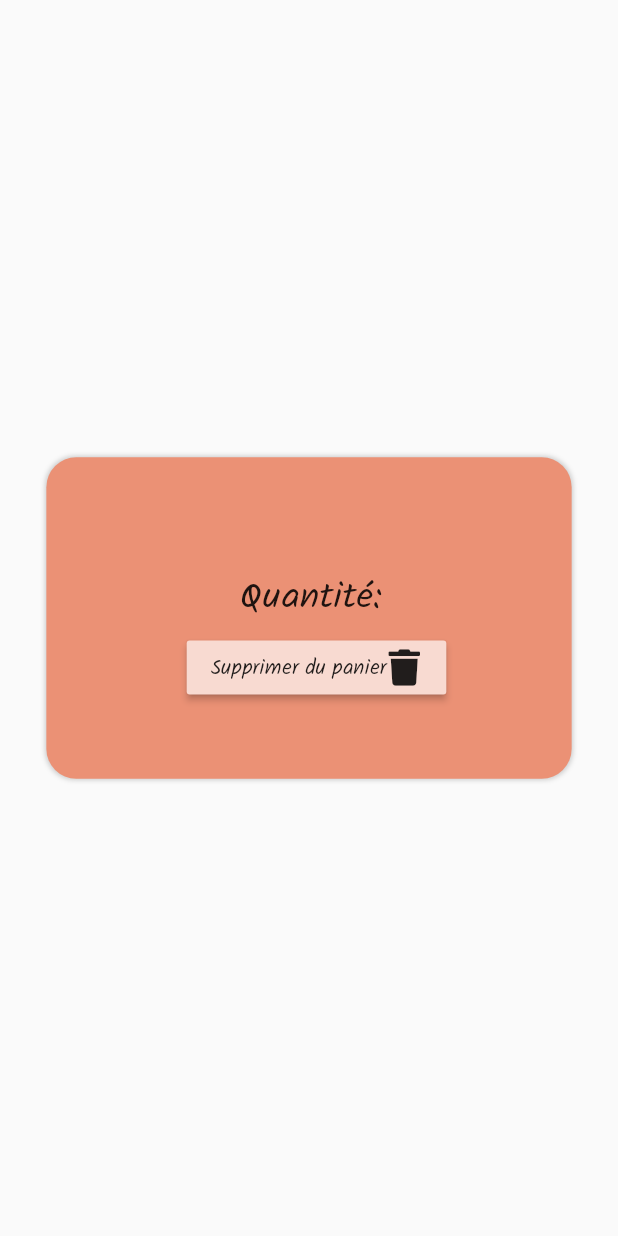
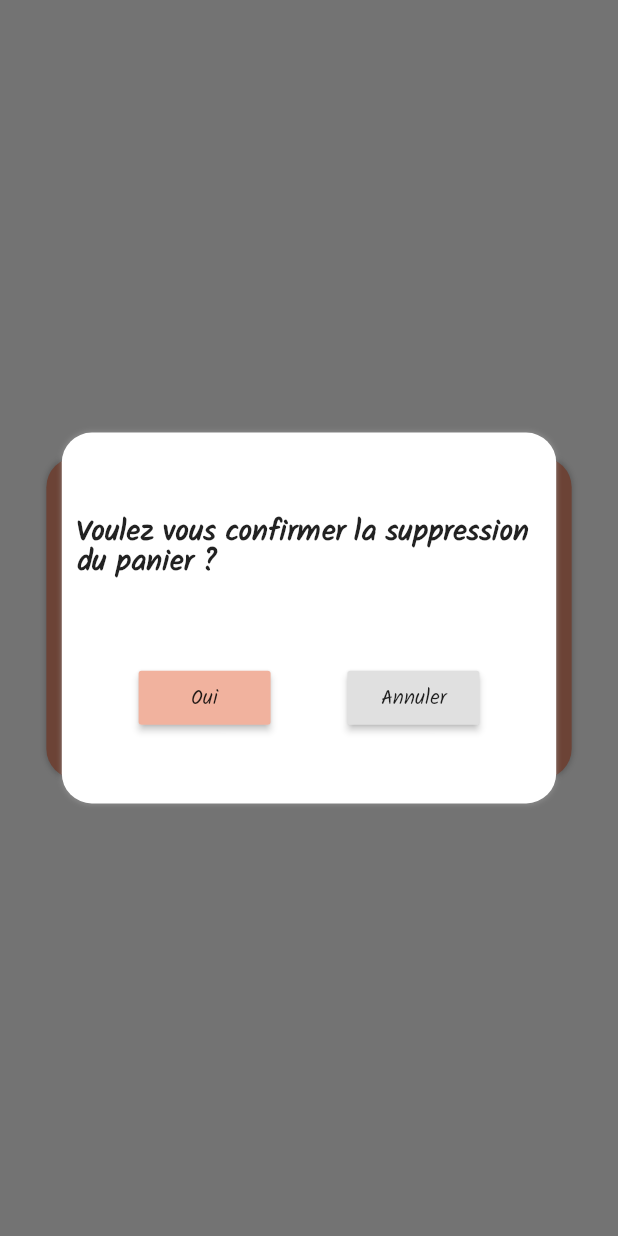
Before and after one commit to Riadrekab/mytea, a Flutter app: the ProduitPanCard widget shown alone on an empty page, opened directly with empty values, after a tap on "Supprimer du panier", on a phone screen of 412 x 824 dp. Run offline on Flutter 3.47's test engine with Material 2 defaults, Android fonts, the phone set to English and light mode, and no system bars; our stand-ins replace community_material_icon, font_awesome_flutter, line_icons, matcher.

Commit message:
Making the UI better, and adding some conditions for verifications

```diff
--- a/lib/Widgets/Produit.dart
+++ b/lib/Widgets/Produit.dart
@@ -282,7 +282,6 @@ class _ProduitState extends State<ProduitCard> {
                                                 child: Text("Confirmer"),
                                               ),
                                               RaisedButton(
-                                                color: Color(0xfff1b29e),
                                                 onPressed: () {
                                                   Navigator.pop(context);
                                                 },
--- a/lib/Widgets/ProduitPan.dart
+++ b/lib/Widgets/ProduitPan.dart
@@ -44,7 +44,9 @@ class _ProduitState extends State<ProduitPanCard> {
                     child: Flexible(
                       child: Text(
                         widget.nomProduit,
-                        style: TextStyle(fontSize: WidthS * 0.05),
+                        style: TextStyle(
+                            fontSize: WidthS * 0.07,
+                            fontWeight: FontWeight.bold),
                       ),
                     ),
                   ),
@@ -60,8 +62,76 @@ class _ProduitState extends State<ProduitPanCard> {
                   RaisedButton(
                       color: Color(0xffF8DAD1),
                       onPressed: () => {
-                            Provider.of<LiCommande>(context, listen: false)
-                                .del(widget.i),
+                            showDialog(
+                                context: context,
+                                builder: (context) {
+                                  return StatefulBuilder(
+                                      builder: (context, setState) {
+                                    return Material(
+                                        type: MaterialType.transparency,
+                                        child: Align(
+                                          alignment: Alignment.center,
+                                          child: Container(
+                                            height: HeightS * 0.3,
+                                            width: WidthS * 0.8,
+                                            decoration: BoxDecoration(
+                                                boxShadow: [
+                                                  BoxShadow(
+                                                    color: Colors.grey
+                                                        .withOpacity(0.5),
+                                                    spreadRadius: 0.5,
+                                                    blurRadius: 2,
+                                                    offset: Offset(0,
+                                                        0), // changes position of shadow
+                                                  ),
+                                                ],
+                                                color: Colors.white,
+                                                borderRadius:
+                                                    BorderRadius.circular(20)),
+                                            child: Column(
+                                              mainAxisAlignment:
+                                                  MainAxisAlignment.spaceEvenly,
+                                              children: [
+                                                Padding(
+                                                  padding: const EdgeInsets.all(
+                                                      10.0),
+                                                  child: Text(
+                                                      "Voulez vous confirmer la suppression du panier ? ",
+                                                      style: TextStyle(
+                                                          fontWeight:
+                                                              FontWeight.bold,
+                                                          fontSize: 20)),
+                                                ),
+                                                Row(
+                                                  mainAxisAlignment:
+                                                      MainAxisAlignment
+                                                          .spaceEvenly,
+                                                  children: [
+                                                    RaisedButton(
+                                                      color: Color(0xfff1b29e),
+                                                      onPressed: () {
+                                                        Provider.of<LiCommande>(
+                                                                context,
+                                                                listen: false)
+                                                            .del(widget.i);
+                                                        Navigator.pop(context);
+                                                      },
+                                                      child: Text("Oui"),
+                                                    ),
+                                                    RaisedButton(
+                                                      onPressed: () {
+                                                        Navigator.pop(context);
+                                                      },
+                                                      child: Text("Annuler"),
+                                                    )
+                                                  ],
+                                                )
+                                              ],
+                                            ),
+                                          ),
+                                        ));
+                                  });
+                                })
                           },
                       child: Row(
                         children: [
```
Also changed, not shown: lib/Widgets/ViennoiserieP.dart (+10 -2 lines), lib/screens/panier.dart (+22 -1 lines).
